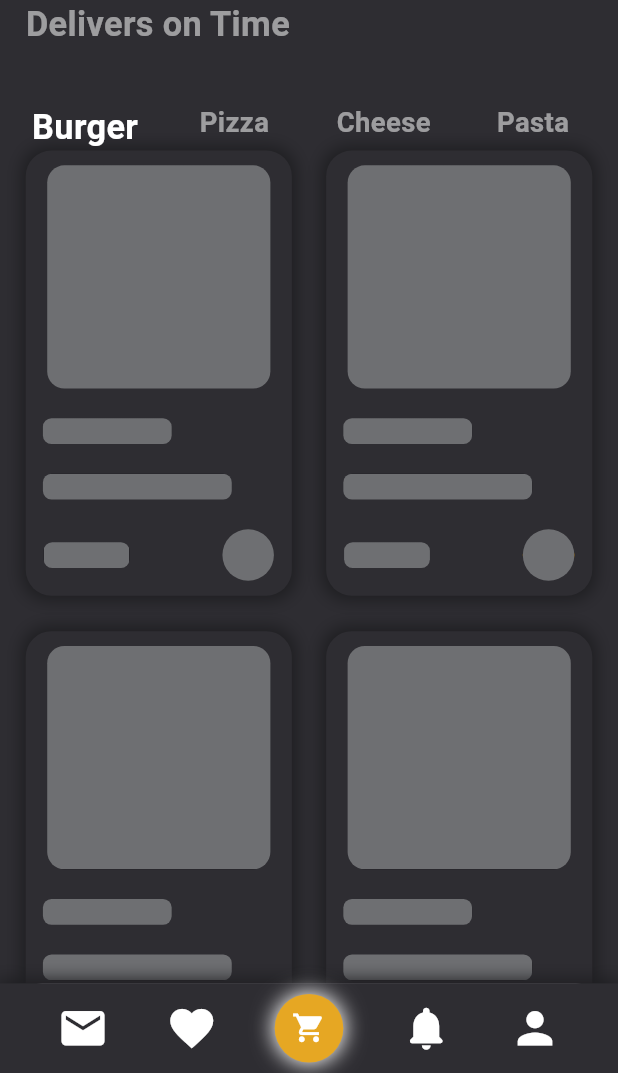
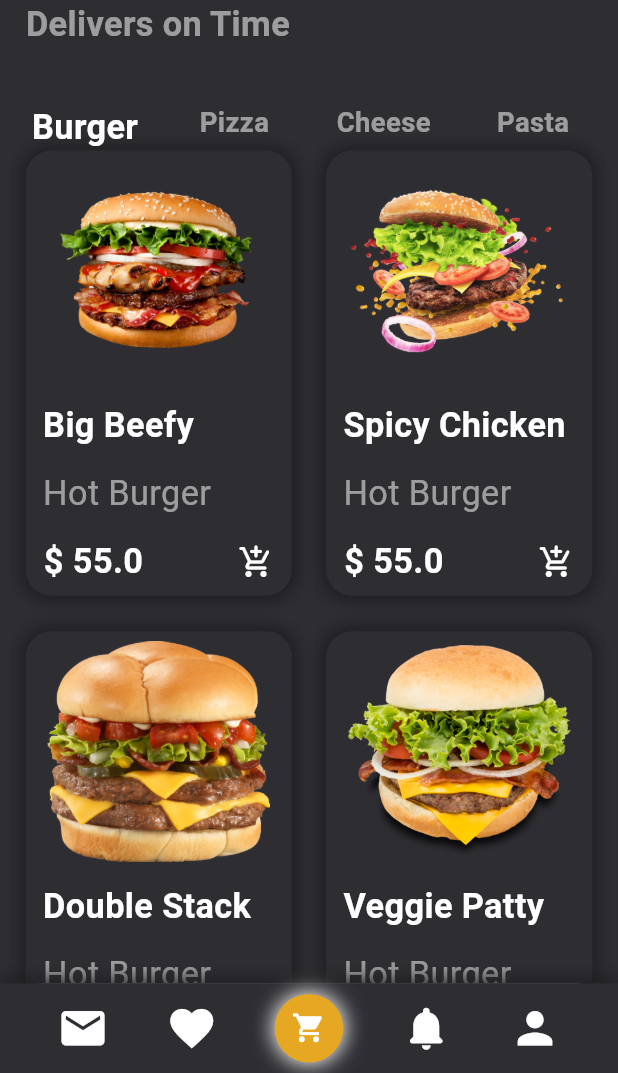
Before and after one commit to Rado-Dayef/fast_food_app, a Flutter app: the first screen one second after launch, on a phone screen of 412 x 824 dp, the part 163-1236 px from its top. Run offline on Flutter 3.47's test engine with Material 3 defaults, Android fonts, the phone set to English and light mode, and no system bars; drawn by our look-alikes of shimmer; our stand-ins replace flutter_screenutil, fluttertoast, get.

Commit message:
Fake Data Update

```diff
--- a/lib/constants/app_imports.dart
+++ b/lib/constants/app_imports.dart
@@ -5,7 +5,6 @@ export 'package:fast_food_app/constants/app_colors.dart';
 export 'package:fast_food_app/constants/app_defaults.dart';
 export 'package:fast_food_app/constants/app_fonts.dart';
 export 'package:fast_food_app/constants/app_pages.dart';
-export 'package:fast_food_app/constants/app_shimmers.dart';
 export 'package:fast_food_app/constants/app_strings.dart';
 export 'package:fast_food_app/controllers/cart_controller.dart';
 export 'package:fast_food_app/controllers/details_controller.dart';
@@ -13,11 +12,8 @@ export 'package:fast_food_app/controllers/home_controller.dart';
 export 'package:fast_food_app/models/burger_model.dart';
 export 'package:fast_food_app/views/screens/burger_screen.dart';
 export 'package:fast_food_app/views/screens/cart_screen.dart';
-export 'package:fast_food_app/views/screens/cheese_screen.dart';
 export 'package:fast_food_app/views/screens/details_screen.dart';
 export 'package:fast_food_app/views/screens/home_screen.dart';
-export 'package:fast_food_app/views/screens/pasta_screen.dart';
-export 'package:fast_food_app/views/screens/pizza_screen.dart';
 export 'package:fast_food_app/views/widgets/gap_widget.dart';
 export 'package:fast_food_app/views/widgets/home_burger_widget.dart';
 export 'package:fast_food_app/views/widgets/tab_bar_widget.dart';
--- a/lib/constants/app_shimmers.dart
+++ /dev/null
@@ -1,121 +0,0 @@
-import 'package:fast_food_app/constants/app_imports.dart';
-
-class AppShimmers {
-  static Widget homeBurgerShimmer() {
-    return GridView.builder(
-      padding: EdgeInsets.symmetric(horizontal: 15.w),
-      itemCount: 6,
-      gridDelegate: SliverGridDelegateWithFixedCrossAxisCount(
-        crossAxisCount: 2,
-        crossAxisSpacing: 20.sp,
-        mainAxisSpacing: 5.sp,
-        mainAxisExtent: 275.sp,
-      ),
-      itemBuilder: (BuildContext context, int index) {
-        return Padding(
-          padding: EdgeInsets.only(
-            top: 10.h,
-            bottom: 5.h,
-          ),
-          child: Container(
-            decoration: BoxDecoration(
-              color: AppColors.lightGrayColor,
-              boxShadow: [
-                BoxShadow(
-                  color: AppColors.darkGrayColor,
-                  offset: const Offset(0, 0),
-                  blurRadius: 8.sp,
-                  spreadRadius: 2.sp,
-                ),
-              ],
-              borderRadius: BorderRadius.circular(15.sp),
-            ),
-            child: Column(
-              mainAxisAlignment: MainAxisAlignment.spaceAround,
-              crossAxisAlignment: CrossAxisAlignment.start,
-              children: [
-                Shimmer.fromColors(
-                  baseColor: AppColors.lighterThenLightGrayColor,
-                  highlightColor: AppColors.darkGrayColor,
-                  child: Center(
-                    child: Container(
-                      height: 130.sp,
-                      width: 130.sp,
-                      decoration: BoxDecoration(
-                        color: AppColors.darkGrayColor,
-                        borderRadius: BorderRadius.circular(10.sp),
-                      ),
-                    ),
-                  ),
-                ),
-                Shimmer.fromColors(
-                  baseColor: AppColors.lighterThenLightGrayColor,
-                  highlightColor: AppColors.darkGrayColor,
-                  child: Container(
-                    height: 15.sp,
-                    width: 75.sp,
-                    margin: EdgeInsets.only(
-                      left: 10.w,
-                    ),
-                    alignment: Alignment.centerLeft,
-                    decoration: BoxDecoration(
-                      color: AppColors.darkGrayColor,
-                      borderRadius: BorderRadius.circular(5.sp),
-                    ),
-                  ),
-                ),
-                Shimmer.fromColors(
-                  baseColor: AppColors.lighterThenLightGrayColor,
-                  highlightColor: AppColors.darkGrayColor,
-                  child: Container(
-                    height: 15.sp,
-                    width: 110.sp,
-                    margin: EdgeInsets.only(
-                      left: 10.w,
-                    ),
-                    alignment: Alignment.centerLeft,
-                    decoration: BoxDecoration(
-                      color: AppColors.darkGrayColor,
-                      borderRadius: BorderRadius.circular(5.sp),
-                    ),
-                  ),
-                ),
-                Padding(
-                  padding: EdgeInsets.symmetric(
-                    horizontal: 10.h,
-                  ),
-                  child: Row(
-                    mainAxisAlignment: MainAxisAlignment.spaceBetween,
-                    children: [
-                      Shimmer.fromColors(
-                        baseColor: AppColors.lighterThenLightGrayColor,
-                        highlightColor: AppColors.darkGrayColor,
-                        child: Container(
-                          height: 15.sp,
-                          width: 50.sp,
-                          alignment: Alignment.centerLeft,
-                          decoration: BoxDecoration(
-                            color: AppColors.darkGrayColor,
-                            borderRadius: BorderRadius.circular(5.sp),
-                          ),
-                        ),
-                      ),
-                      Shimmer.fromColors(
-                        baseColor: AppColors.lighterThenLightGrayColor,
-                        highlightColor: AppColors.darkGrayColor,
-                        child: CircleAvatar(
-                          backgroundColor: AppColors.orangeColor,
-                          radius: 15.sp,
-                        ),
-                      ),
-                    ],
-                  ),
-                ),
-              ],
-            ),
-          ),
-        );
-      },
-    );
-  }
-}
--- a/lib/constants/app_strings.dart
+++ b/lib/constants/app_strings.dart
@@ -17,13 +17,12 @@ class AppStrings {
   static const String dollarSign = "\$";
 
   /// App JSON Texts.
+  static const String dataJSONText = "data";
   static const String imageJSONText = "image";
   static const String titleJSONText = "title";
   static const String priceJSONText = "price";
   static const String subTitleJSONText = "subTitle";
-
-  /// App JSONs.
-  static const String burgerJSON = "assets/jsons/burgerJSON.json";
+  static const String descriptionJSONText = "description";
 
   /// App Images.
   static const String bigBeefyImage = "assets/images/bigBeefyImage.png";
@@ -45,7 +44,11 @@ class AppStrings {
   static const String burgerText = "Burger";
   static const String cheeseText = "Cheese";
   static const String buyNowText = "Buy Now";
+  static const String bigBeefyText = "Big Beefy";
   static const String hotBurgerText = "Hot Burger";
   static const String totalPriceText = "Total Price";
-  static const String burgerDetailsText = "We bring you the burger with cheese served with onion, cold drink and fries. We bring you the burger with cheese served with onion, cold drink and fries.";
+  static const String veggiePattyText = "Veggie Patty";
+  static const String doubleStackText = "Double Stack";
+  static const String spicyChickenText = "Spicy Chicken";
+  static const String burgerDescriptionText = "A cheeseburger is a classic sandwich made with a ground beef patty grilled to juicy perfection. The patty is nestled between a soft bun and topped with melty cheese, usually cheddar or American.  For a delicious twist, additional toppings like lettuce, tomato, onion, pickles, ketchup, mustard, and mayo can be added.";
 }
--- a/lib/controllers/home_controller.dart
+++ b/lib/controllers/home_controller.dart
@@ -2,27 +2,41 @@ import 'package:fast_food_app/constants/app_imports.dart';
 
 class HomeController extends GetxController {
   RxInt index = RxInt(0);
-  List<BurgerModel> burgerList = [];
+  Map<String, List<BurgerModel>> burgerList = {
+    AppStrings.dataJSONText: [
+      BurgerModel(
+        AppStrings.bigBeefyImage,
+        price: 55,
+        title: AppStrings.bigBeefyText,
+        subTitle: AppStrings.hotBurgerText,
+        description: AppStrings.burgerDescriptionText,
+      ),
+      BurgerModel(
+        AppStrings.spicyChickenImage,
+        price: 55,
+        title: AppStrings.spicyChickenText,
+        subTitle: AppStrings.hotBurgerText,
+        description: AppStrings.burgerDescriptionText,
+      ),
+      BurgerModel(
+        AppStrings.doubleStackImage,
+        price: 55,
+        title: AppStrings.doubleStackText,
+        subTitle: AppStrings.hotBurgerText,
+        description: AppStrings.burgerDescriptionText,
+      ),
+      BurgerModel(
+        AppStrings.veggiePattyImage,
+        price: 55,
+        title: AppStrings.veggiePattyText,
+        subTitle: AppStrings.hotBurgerText,
+        description: AppStrings.burgerDescriptionText,
+      ),
+    ]
+  };
 
   /// To navigate from the home screen to the details screen.
   void onBurgerItemClick(BurgerModel burger) {
     Get.toNamed(AppStrings.detailsRoute, arguments: burger);
   }
-
-  /// To load the burger data from the JSON file.
-  Future<void> loadBurgerData() async {
-    try {
-      String jsonString = await rootBundle.loadString(AppStrings.burgerJSON);
-      List<dynamic> jsonList = jsonDecode(jsonString);
-      await Future.delayed(
-        /// To create a delay with two second before assign the data into the list to display the shimmer animation.
-        const Duration(
-          seconds: 2,
-        ),
-        () => burgerList = jsonList.map((json) => BurgerModel.fromJson(json)).toList(),
-      );
-    } catch (e) {
-      AppDefaults.defaultToast(e.toString());
-    }
-  }
 }
--- a/lib/models/burger_model.dart
+++ b/lib/models/burger_model.dart
@@ -1,31 +1,15 @@
-import 'package:fast_food_app/constants/app_imports.dart';
-
 class BurgerModel {
   final String image;
   final String title;
   final double price;
   final String subTitle;
+  final String description;
 
   BurgerModel(
     this.image, {
     required this.title,
     required this.price,
     required this.subTitle,
+    required this.description,
   });
-
-  factory BurgerModel.fromJson(Map<String, dynamic> json) {
-    return BurgerModel(
-      json[AppStrings.imageJSONText],
-      title: json[AppStrings.titleJSONText],
-      subTitle: json[AppStrings.subTitleJSONText],
-      price: json[AppStrings.priceJSONText].toDouble(),
-    );
-  }
-
-  Map<String, dynamic> toJson() => {
-        AppStrings.imageJSONText: image,
-        AppStrings.titleJSONText: title,
-        AppStrings.priceJSONText: price,
-        AppStrings.subTitleJSONText: subTitle,
-      };
 }
--- a/lib/views/screens/burger_screen.dart
+++ b/lib/views/screens/burger_screen.dart
@@ -7,25 +7,11 @@ class BurgerScreen extends StatelessWidget {
 
   @override
   Widget build(BuildContext context) {
-    return FutureBuilder<void>(
-      future: controller.loadBurgerData(),
-      builder: (BuildContext context, AsyncSnapshot snapshot) {
-        if (snapshot.connectionState == ConnectionState.waiting) {
-          return AppShimmers.homeBurgerShimmer();
-        } else if (snapshot.hasError) {
-          return Center(
-            child: Icon(
-              Icons.error_outline,
-              color: AppColors.whiteColor,
-              size: 75.sp,
-            ),
-          );
-        } else {
     return GridView.builder(
       padding: EdgeInsets.symmetric(
         horizontal: 15.w,
       ),
-            itemCount: controller.burgerList.length,
+      itemCount: controller.burgerList[AppStrings.dataJSONText]!.length,
       gridDelegate: SliverGridDelegateWithFixedCrossAxisCount(
         crossAxisCount: 2,
         crossAxisSpacing: 20.sp,
@@ -33,7 +19,7 @@ class BurgerScreen extends StatelessWidget {
         mainAxisExtent: 275.sp,
       ),
       itemBuilder: (BuildContext context, int index) {
-              BurgerModel burger = controller.burgerList[index];
+        BurgerModel burger = controller.burgerList[AppStrings.dataJSONText]![index];
         return InkWell(
           onTap: () => controller.onBurgerItemClick(burger),
           child: HomeBurgerWidget(burger),
@@ -41,7 +27,4 @@ class BurgerScreen extends StatelessWidget {
       },
     );
   }
-      },
-    );
 }
-}
--- a/lib/views/screens/details_screen.dart
+++ b/lib/views/screens/details_screen.dart
@@ -126,7 +126,7 @@ class DetailsScreen extends GetWidget<DetailsController> {
               ),
               const GapWidget(20),
               Text(
-                AppStrings.burgerDetailsText,
+                controller.burgerFromArguments.description,
                 style: AppFonts.font20White.copyWith(
                   color: AppColors.transparentWhiteColor,
                   fontSize: 18.sp,
--- a/lib/views/screens/home_screen.dart
+++ b/lib/views/screens/home_screen.dart
@@ -81,21 +81,21 @@ class HomeScreen extends GetWidget<HomeController> {
                           ),
                         ),
                         InkWell(
-                          onTap: () => controller.index.value = 1,
+                          onTap: () => AppDefaults.defaultToast(AppStrings.thisFeatureIsNotAvailableToast),
                           child: TabBarWidget(
                             AppStrings.pizzaText,
                             isIndexTrue: controller.index.value == 1,
                           ),
                         ),
                         InkWell(
-                          onTap: () => controller.index.value = 2,
+                          onTap: () => AppDefaults.defaultToast(AppStrings.thisFeatureIsNotAvailableToast),
                           child: TabBarWidget(
                             AppStrings.cheeseText,
                             isIndexTrue: controller.index.value == 2,
                           ),
                         ),
                         InkWell(
-                          onTap: () => controller.index.value = 3,
+                          onTap: () => AppDefaults.defaultToast(AppStrings.thisFeatureIsNotAvailableToast),
                           child: TabBarWidget(
                             AppStrings.pastaText,
                             isIndexTrue: controller.index.value == 3,
@@ -113,17 +113,7 @@ class HomeScreen extends GetWidget<HomeController> {
           padding: EdgeInsets.only(
             bottom: 50.h,
           ),
-          child: Obx(
-            () {
-              return controller.index.value == 0
-                  ? BurgerScreen(controller)
-                  : controller.index.value == 1
-                      ? const PizzaScreen()
-                      : controller.index.value == 2
-                          ? const CheeseScreen()
-                          : const PastaScreen();
-            },
-          ),
+          child: BurgerScreen(controller),
         ),
         bottomSheet: Container(
           height: 50.h,
--- a/pubspec.yaml
+++ b/pubspec.yaml
@@ -32,5 +32,4 @@ flutter:
 
   assets:
     - assets/
-    - assets/jsons/
     - assets/images/
```
Also changed, not shown: assets/jsons/burgerJSON.json (deleted, +0 -26 lines), lib/views/screens/cheese_screen.dart (deleted, +0 -18 lines), lib/views/screens/pasta_screen.dart (deleted, +0 -18 lines), lib/views/screens/pizza_screen.dart (deleted, +0 -18 lines). Lines whose indentation alone changed are shown as unchanged.
